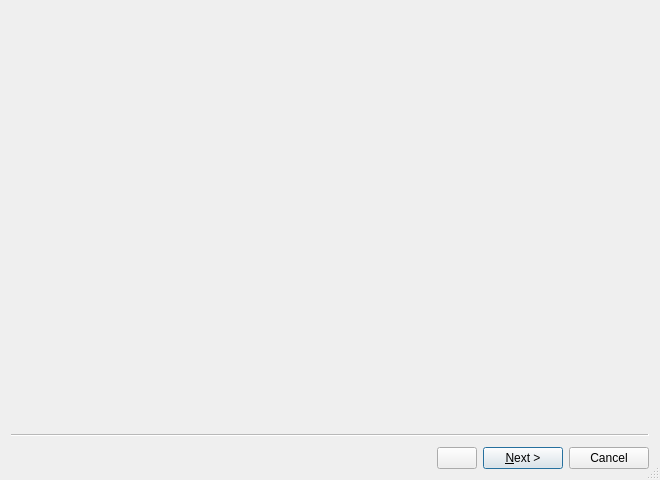
gridcoin-community/Gridcoin-Research, file src/qt/forms/researcherwizard.ui: the form before one commit.
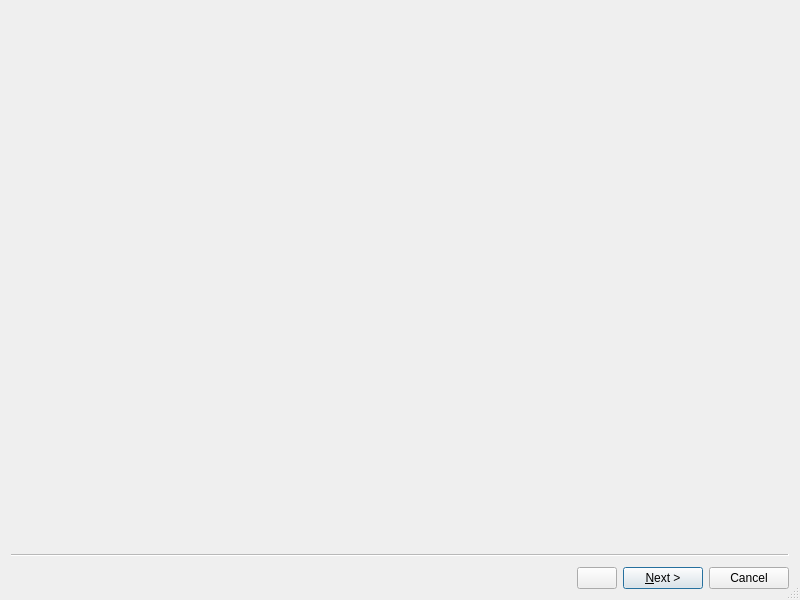
The form after the commit. Custom widgets are drawn as their Qt base class.

Patch:
```diff
--- a/src/qt/forms/researcherwizard.ui
+++ b/src/qt/forms/researcherwizard.ui
@@ -6,8 +6,8 @@
    <rect>
     <x>0</x>
     <y>0</y>
-    <width>660</width>
-    <height>480</height>
+    <width>800</width>
+    <height>600</height>
    </rect>
   </property>
   <property name="sizePolicy">
```
